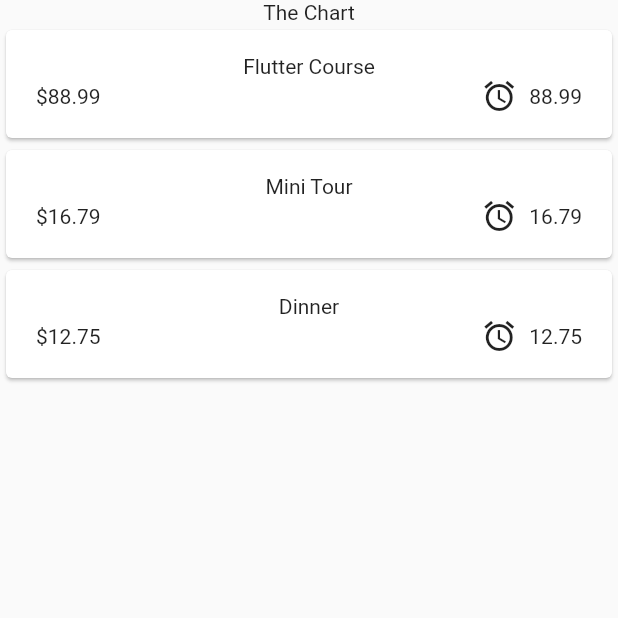
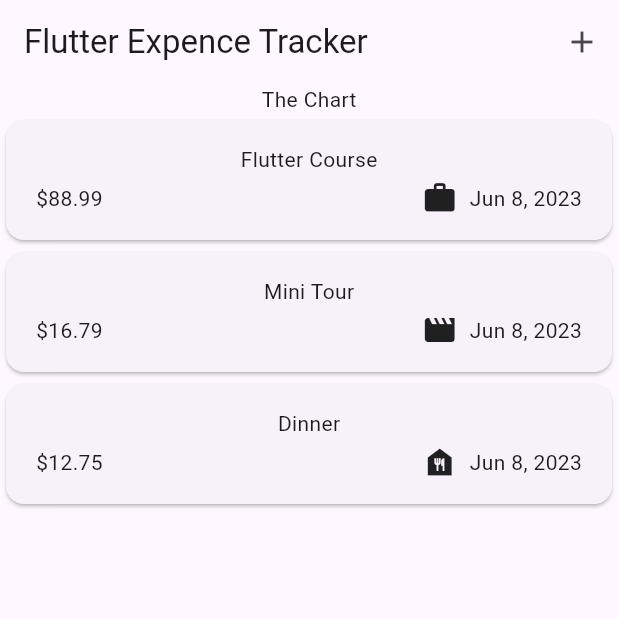
Before and after one commit to gxtanvir/daily_expense, a Flutter app: the screen it shows after launch, on a phone screen of 412 x 824 dp, the top half of it. Run offline on Flutter 3.47's test engine with Material 2 defaults, Android fonts, the phone set to English and light mode, and no system bars.

Commit message:
update-8-6

```diff
--- a/lib/Widget/expenses_list/expenses_item.dart
+++ b/lib/Widget/expenses_list/expenses_item.dart
@@ -17,6 +17,9 @@ class ExpensesItem extends StatelessWidget {
         child: Column(
           children: [
             Text(expense.title),
+            const SizedBox(
+              height: 4,
+            ),
             Row(
               children: [
                 Text(
@@ -25,13 +28,13 @@ class ExpensesItem extends StatelessWidget {
                 const Spacer(),
                 Row(
                   children: [
-                    const Icon(Icons.alarm),
+                    Icon(categoryIcons[expense.category]),
                     const SizedBox(
                       width: 8,
                     ),
                     Text(
-                      expense.amount.toString(),
-                    ),
+                      expense.formattedDate,
+                    )
                   ],
                 )
               ],
--- a/lib/expenses.dart
+++ b/lib/expenses.dart
@@ -1,3 +1,4 @@
+import 'package:daily_expense/Widget/expenses_list/new_expense.dart';
 import 'package:flutter/material.dart';
 import 'package:daily_expense/models/expense.dart';
 import 'package:daily_expense/Widget/expenses_list/expenses_list.dart';
@@ -29,9 +30,25 @@ class _Expenses extends State<Expenses> {
         category: Category.food),
   ];
 
+  void _openAddExpenseOverlay() {
+    showModalBottomSheet(
+      context: context,
+      builder: (ctx) => const NewExpense(),
+    );
+  }
+
   @override
   Widget build(context) {
     return Scaffold(
+      appBar: AppBar(
+        title: const Text('Flutter Expence Tracker'),
+        actions: [
+          IconButton(
+            onPressed: _openAddExpenseOverlay,
+            icon: const Icon(Icons.add),
+          ),
+        ],
+      ),
       body: Column(
         children: [
           const Text('The Chart'),
--- a/lib/main.dart
+++ b/lib/main.dart
@@ -3,8 +3,9 @@ import 'package:daily_expense/expenses.dart';
 
 void main() {
   runApp(
-    const MaterialApp(
-      home: Expenses(),
+    MaterialApp(
+      theme: ThemeData(useMaterial3: true),
+      home: const Expenses(),
     ),
   );
 }
--- a/lib/models/expense.dart
+++ b/lib/models/expense.dart
@@ -1,8 +1,19 @@
 import 'package:uuid/uuid.dart';
+import 'package:flutter/material.dart';
+import 'package:intl/intl.dart';
 
 const uuid = Uuid();
 
+final formatter = DateFormat.yMMMd();
+
 enum Category { food, travel, leisure, work }
+
+const categoryIcons = {
+  Category.food: Icons.food_bank,
+  Category.travel: Icons.flight_takeoff,
+  Category.leisure: Icons.movie,
+  Category.work: Icons.work,
+};
 
 class Expense {
   Expense({
@@ -17,4 +28,9 @@ class Expense {
   final double amount;
   final DateTime date;
   final Category category;
+
+  // Date Time Formatted Getter Method
+  String get formattedDate {
+    return formatter.format(date);
+  }
 }
--- a/pubspec.yaml
+++ b/pubspec.yaml
@@ -36,6 +36,7 @@ dependencies:
   # Use with the CupertinoIcons class for iOS style icons.
   cupertino_icons: ^1.0.2
   uuid: ^3.0.7
+  intl: ^0.18.1
 
 dev_dependencies:
   flutter_test:
```
Also changed, not shown: lib/Widget/expenses_list/new_expense.dart (added, +45 -0 lines), pubspec.lock.
